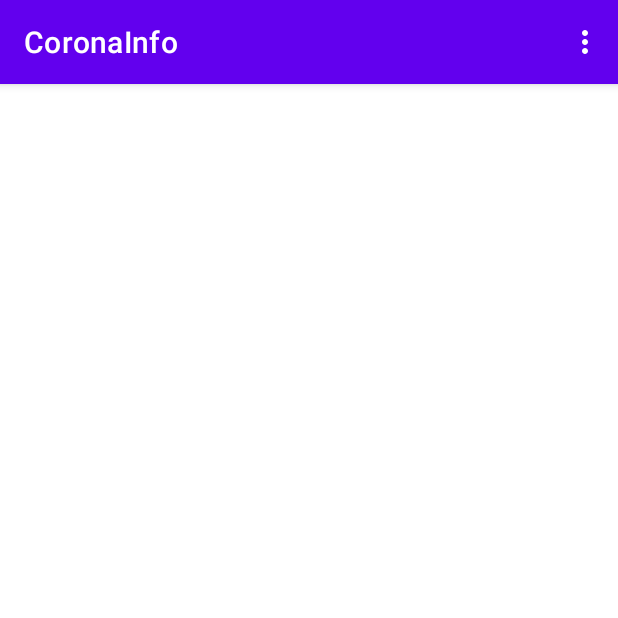
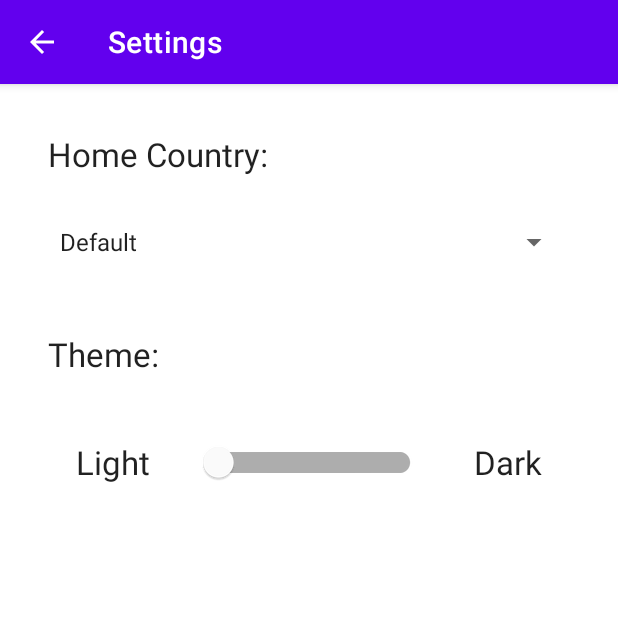
Before and after one commit to amritoo/corona-info, an Android app: the screen it shows after launch (MainActivity before the commit, SettingsActivity after it), in the options menu, after a tap on "Settings", on a phone screen of 412 x 824 dp, the top half of it. Run offline under Robolectric (Android 15) with nearby library versions, the light colour scheme and no system bars.

Commit message:
Create news, settings activity and home fragment

```diff
--- a/app/src/main/java/app/coronainfo/coronainfo/Constants.java
+++ b/app/src/main/java/app/coronainfo/coronainfo/Constants.java
@@ -1,14 +1,19 @@
 package app.coronainfo.coronainfo;
-
-import java.util.UUID;
 
 public interface Constants {
 
     // Preferences
     String PREFERENCE_FILE_NAME = "corona_info_app";
     String CURRENT_THEME = "theme";
+    String HOME_COUNTRY = "home_country";
 
     /* Times */
     long SPLASH_OUT_TIME = 3000;
 
+    // News intent
+    String NEWS_URL = "news_url";
+    String NEWS_IMAGE_URL = "news_image";
+    String NEWS_TITLE = "news_title";
+    String NEWS_DATE = "news_date";
+    String NEWS_DESCRIPTION = "news_description";
 }
--- a/app/src/main/java/app/coronainfo/coronainfo/MainActivity.java
+++ b/app/src/main/java/app/coronainfo/coronainfo/MainActivity.java
@@ -1,5 +1,6 @@
 package app.coronainfo.coronainfo;
 
+import android.content.Intent;
 import android.os.Bundle;
 import android.view.MenuItem;
 
@@ -36,13 +37,13 @@ public class MainActivity extends AppCompatActivity {
                         System.out.println("News clicked");
                         break;
                     case R.id.menu_settings:
-                        System.out.println("Settings clicked");
+                        startActivity(createIntent(SettingsActivity.class));
                         break;
                     case R.id.menu_help:
                         System.out.println("Help clicked");
                         break;
                     case R.id.menu_about:
-                        System.out.println("About  clicked");
+                        startActivity(createIntent(AboutActivity.class));
                         break;
                     default:
                         return false;
@@ -51,4 +52,8 @@ public class MainActivity extends AppCompatActivity {
             }
         });
     }
+
+    private Intent createIntent(Class<?> className) {
+        return new Intent(this, className);
+    }
 }
--- /dev/null
+++ b/app/src/main/java/app/coronainfo/coronainfo/Manager.java
@@ -0,0 +1,10 @@
+package app.coronainfo.coronainfo;
+
+import java.util.ArrayList;
+import java.util.Arrays;
+
+public class Manager {
+
+    // TODO: set country data
+    static ArrayList<String> countries = new ArrayList<>(Arrays.asList("Default", "Suresh Dasari", "Trishika Dasari", "1", "2", "3", "4", "5", "6", "1", "2", "3", "4", "5", "6", "7"));
+}
--- /dev/null
+++ b/app/src/main/java/app/coronainfo/coronainfo/SettingsActivity.java
@@ -0,0 +1,96 @@
+package app.coronainfo.coronainfo;
+
+import android.content.SharedPreferences;
+import android.os.Bundle;
+import android.util.Log;
+import android.view.View;
+import android.widget.AdapterView;
+import android.widget.ArrayAdapter;
+import android.widget.CompoundButton;
+import android.widget.Spinner;
+import android.widget.Toast;
+
+import androidx.appcompat.app.AppCompatActivity;
+import androidx.appcompat.app.AppCompatDelegate;
+
+import com.google.android.material.appbar.MaterialToolbar;
+import com.google.android.material.switchmaterial.SwitchMaterial;
+
+import java.util.ArrayList;
+
+public class SettingsActivity extends AppCompatActivity implements AdapterView.OnItemSelectedListener {
+
+    private String TAG = "SettingsActivity";
+    private SharedPreferences preferences;
+    private boolean first;
+    private ArrayList<String> countries;
+
+    @Override
+    protected void onCreate(Bundle savedInstanceState) {
+        super.onCreate(savedInstanceState);
+        setContentView(R.layout.activity_settings);
+
+        this.countries = Manager.countries;
+        this.preferences = getSharedPreferences(Constants.PREFERENCE_FILE_NAME, MODE_PRIVATE);
+
+        MaterialToolbar toolbar = findViewById(R.id.settings_toolbar);
+        toolbar.setNavigationOnClickListener(new View.OnClickListener() {
+            @Override
+            public void onClick(View v) {
+                finish();
+            }
+        });
+
+        // Setting country
+        Spinner mCountrySpinner = findViewById(R.id.home_country_spinner);
+        ArrayAdapter<String> adapter = new ArrayAdapter<>(this, android.R.layout.simple_spinner_item, countries);
+        adapter.setDropDownViewResource(android.R.layout.simple_spinner_dropdown_item);
+        mCountrySpinner.setAdapter(adapter);
+        mCountrySpinner.setOnItemSelectedListener(this);
+        mCountrySpinner.setSelection(getPosition());
+
+        // Setting theme switch
+        final SwitchMaterial mThemeSwitch = findViewById(R.id.settings_theme_switch);
+        boolean isChecked = preferences.getBoolean(Constants.CURRENT_THEME, false);
+        mThemeSwitch.setChecked(isChecked);
+        mThemeSwitch.setOnCheckedChangeListener(new CompoundButton.OnCheckedChangeListener() {
+            @Override
+            public void onCheckedChanged(CompoundButton buttonView, boolean isChecked) {
+                if (isChecked) {
+                    AppCompatDelegate.setDefaultNightMode(AppCompatDelegate.MODE_NIGHT_YES);
+                } else {
+                    AppCompatDelegate.setDefaultNightMode(AppCompatDelegate.MODE_NIGHT_NO);
+                }
+                SharedPreferences.Editor editor = preferences.edit();
+                editor.putBoolean(Constants.CURRENT_THEME, isChecked);
+                editor.apply();
+                Log.i(TAG, "saveTheme:saved");
+            }
+        });
+    }
+
+    private int getPosition() {
+        first = true;
+        String saved = preferences.getString(Constants.HOME_COUNTRY, "Default");
+        int pos = countries.indexOf(saved);
+        return Math.max(pos, 0);
+    }
+
+    @Override
+    public void onItemSelected(AdapterView<?> parent, View view, int position, long id) {
+        if (first) {
+            first = false;
+        } else {
+            SharedPreferences.Editor editor = preferences.edit();
+            editor.putString(Constants.HOME_COUNTRY, String.valueOf(parent.getItemAtPosition(position)));
+            editor.apply();
+            Log.i(TAG, "saveHomeCountry:saved");
+        }
+    }
+
+    @Override
+    public void onNothingSelected(AdapterView<?> parent) {
+        Toast.makeText(this, "Nothing is selected!", Toast.LENGTH_SHORT).show();
+    }
+
+}
--- /dev/null
+++ b/app/src/main/res/drawable/ic_arrow_back_24.xml
@@ -0,0 +1,10 @@
+<vector xmlns:android="http://schemas.android.com/apk/res/android"
+    android:width="24dp"
+    android:height="24dp"
+    android:viewportWidth="24"
+    android:viewportHeight="24"
+    android:tint="?attr/colorControlNormal">
+  <path
+      android:fillColor="@android:color/white"
+      android:pathData="M20,11H7.83l5.59,-5.59L12,4l-8,8 8,8 1.41,-1.41L7.83,13H20v-2z"/>
+</vector>
--- /dev/null
+++ b/app/src/main/res/drawable/ic_image_256.xml
@@ -0,0 +1,5 @@
+<vector android:height="256dp" android:tint="?attr/colorControlNormal"
+    android:viewportHeight="24" android:viewportWidth="24"
+    android:width="256dp" xmlns:android="http://schemas.android.com/apk/res/android">
+    <path android:fillColor="@android:color/white" android:pathData="M21,19V5c0,-1.1 -0.9,-2 -2,-2H5c-1.1,0 -2,0.9 -2,2v14c0,1.1 0.9,2 2,2h14c1.1,0 2,-0.9 2,-2zM8.5,13.5l2.5,3.01L14.5,12l4.5,6H5l3.5,-4.5z"/>
+</vector>
--- a/app/src/main/res/layout/activity_main.xml
+++ b/app/src/main/res/layout/activity_main.xml
@@ -16,6 +16,7 @@
             android:layout_width="match_parent"
             android:layout_height="wrap_content"
             app:title="@string/app_name"
+            app:navigationIcon="@drawable/ic_dehaze_24"
             app:menu="@menu/menu_options"
             style="@style/Widget.MaterialComponents.Toolbar.Primary" />
     </com.google.android.material.appbar.AppBarLayout>
--- /dev/null
+++ b/app/src/main/res/layout/activity_settings.xml
@@ -0,0 +1,99 @@
+<?xml version="1.0" encoding="utf-8"?>
+<LinearLayout xmlns:android="http://schemas.android.com/apk/res/android"
+    xmlns:app="http://schemas.android.com/apk/res-auto"
+    xmlns:tools="http://schemas.android.com/tools"
+    android:layout_width="match_parent"
+    android:layout_height="match_parent"
+    android:orientation="vertical"
+    tools:context=".SettingsActivity">
+
+    <!--  Toolbar  -->
+    <com.google.android.material.appbar.AppBarLayout
+        android:layout_width="match_parent"
+        android:layout_height="wrap_content">
+
+        <com.google.android.material.appbar.MaterialToolbar
+            android:id="@+id/settings_toolbar"
+            android:layout_width="match_parent"
+            android:layout_height="wrap_content"
+            app:navigationIcon="@drawable/ic_arrow_back_24"
+            app:title="@string/title_text_settings"
+            style="@style/Widget.MaterialComponents.Toolbar.Primary" />
+    </com.google.android.material.appbar.AppBarLayout>
+
+    <!--  Home Country  -->
+    <LinearLayout
+        android:layout_width="match_parent"
+        android:layout_height="wrap_content"
+        android:layout_marginHorizontal="@dimen/activity_horizontal_margin"
+        android:layout_marginTop="@dimen/activity_vertical_margin"
+        android:orientation="vertical">
+
+        <com.google.android.material.textview.MaterialTextView
+            android:layout_width="wrap_content"
+            android:layout_height="wrap_content"
+            android:layout_marginHorizontal="@dimen/activity_horizontal_margin"
+            android:layout_marginVertical="@dimen/activity_vertical_margin"
+            android:text="@string/text_home_country"
+            android:textStyle="normal"
+            android:textAppearance="@android:style/TextAppearance.Material.Large" />
+
+        <Spinner
+            android:id="@+id/home_country_spinner"
+            android:layout_width="match_parent"
+            android:layout_height="wrap_content"
+            android:layout_marginHorizontal="@dimen/activity_horizontal_margin"
+            android:layout_marginVertical="@dimen/activity_vertical_margin" />
+    </LinearLayout>
+
+    <!--  Theme Checkbox  -->
+    <LinearLayout
+        android:layout_width="match_parent"
+        android:layout_height="wrap_content"
+        android:layout_marginHorizontal="@dimen/activity_horizontal_margin"
+        android:layout_marginTop="@dimen/activity_vertical_margin"
+        android:orientation="vertical">
+
+        <com.google.android.material.textview.MaterialTextView
+            android:layout_width="wrap_content"
+            android:layout_height="wrap_content"
+            android:layout_marginHorizontal="@dimen/activity_horizontal_margin"
+            android:layout_marginVertical="@dimen/activity_vertical_margin"
+            android:text="@string/text_theme"
+            android:textStyle="normal"
+            android:textAppearance="@android:style/TextAppearance.Material.Large" />
+
+        <LinearLayout
+            android:layout_width="match_parent"
+            android:layout_height="wrap_content"
+            android:layout_marginHorizontal="@dimen/activity_horizontal_margin"
+            android:layout_marginVertical="@dimen/activity_vertical_margin"
+            android:gravity="center"
+            android:orientation="horizontal">
+
+            <com.google.android.material.textview.MaterialTextView
+                android:layout_width="wrap_content"
+                android:layout_height="wrap_content"
+                android:text="@string/switch_text_light"
+                android:textStyle="normal"
+                android:textAppearance="@android:style/TextAppearance.Material.Large" />
+
+            <com.google.android.material.switchmaterial.SwitchMaterial
+                android:id="@+id/settings_theme_switch"
+                android:layout_width="wrap_content"
+                android:layout_height="wrap_content"
+                app:switchMinWidth="@dimen/switch_width"
+                android:layout_marginHorizontal="@dimen/activity_horizontal_margin"
+                android:padding="@dimen/activity_horizontal_margin"
+                tools:ignore="RelativeOverlap" />
+
+            <com.google.android.material.textview.MaterialTextView
+                android:layout_width="wrap_content"
+                android:layout_height="wrap_content"
+                android:text="@string/switch_text_dark"
+                android:textStyle="normal"
+                android:textAppearance="@android:style/TextAppearance.Material.Large" />
+        </LinearLayout>
+    </LinearLayout>
+
+</LinearLayout>
--- a/app/src/main/res/values/dimens.xml
+++ b/app/src/main/res/values/dimens.xml
@@ -7,4 +7,6 @@
     <dimen name="nav_header_vertical_spacing">8dp</dimen>
     <dimen name="nav_header_height">176dp</dimen>
     <dimen name="fab_margin">16dp</dimen>
+    <dimen name="switch_width">152dp</dimen>
+    <dimen name="news_image_size">256dp</dimen>
 </resources>
--- a/app/src/main/res/values/strings.xml
+++ b/app/src/main/res/values/strings.xml
@@ -14,4 +14,21 @@
     <string name="menu_slideshow">Slideshow</string>
     <!-- TODO: Remove or change this placeholder text -->
     <string name="hello_blank_fragment">Hello blank fragment</string>
+    <string name="title_text_about">About</string>
+    <string name="content_text_back">Back</string>
+    <string name="about_project">short intro of project</string>
+    <string name="about_contact">contact and  source link</string>
+    <string name="title_text_settings">Settings</string>
+    <string name="text_theme">Theme:</string>
+    <string name="switch_text_light">Light</string>
+    <string name="text_home_country">Home Country:</string>
+    <string name="switch_text_dark">Dark</string>
+    <string name="title_text_news">News</string>
+    <string name="content_text_image">Image</string>
+    <string name="button_text_open_browser">Open in browser</string>
+    <string name="text_description">Description</string>
+    <string name="text_date">Date</string>
+    <string name="text_published_at">Published at:</string>
+    <string name="text_title">Title</string>
+    <string name="text_country">Country</string>
 </resources>
```
Also changed, not shown: app/src/main/AndroidManifest.xml (+6 -3 lines), app/src/main/java/app/coronainfo/coronainfo/AboutActivity.java (added, +25 -0 lines), app/src/main/java/app/coronainfo/coronainfo/HomeFragment.java (added, +31 -0 lines), app/src/main/java/app/coronainfo/coronainfo/NewsActivity.java (added, +95 -0 lines), app/src/main/res/drawable/ic_dehaze_24.xml (added, +10 -0 lines), app/src/main/res/layout/activity_about.xml (added, +52 -0 lines), app/src/main/res/layout/activity_news.xml (added, +103 -0 lines), app/src/main/res/layout/fragment_home.xml (added, +33 -0 lines).
